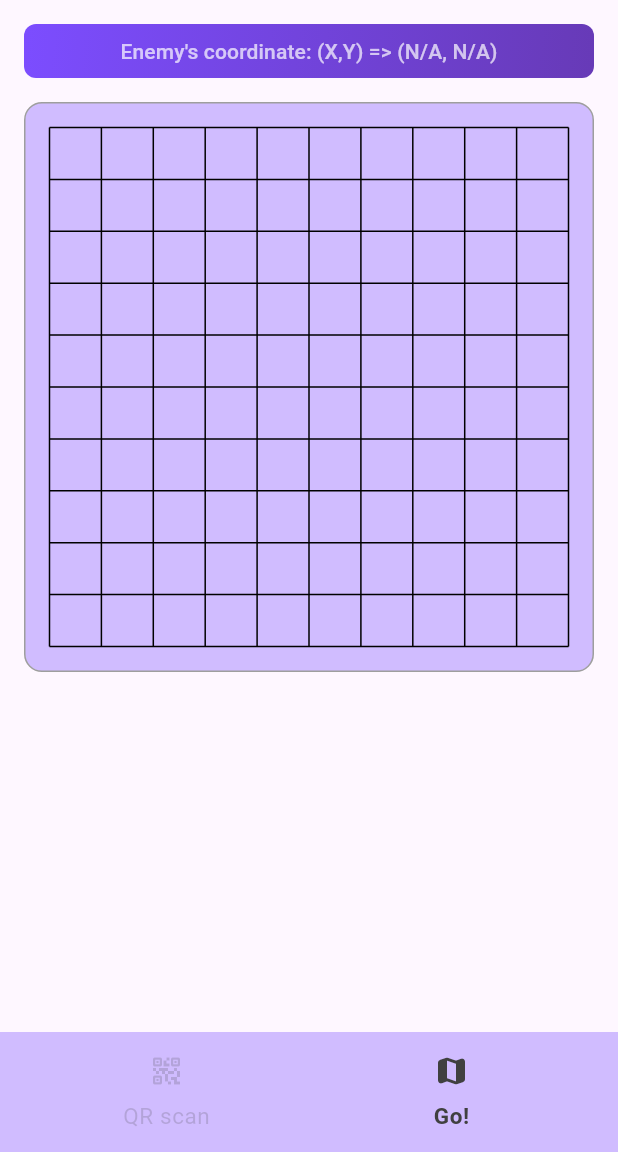
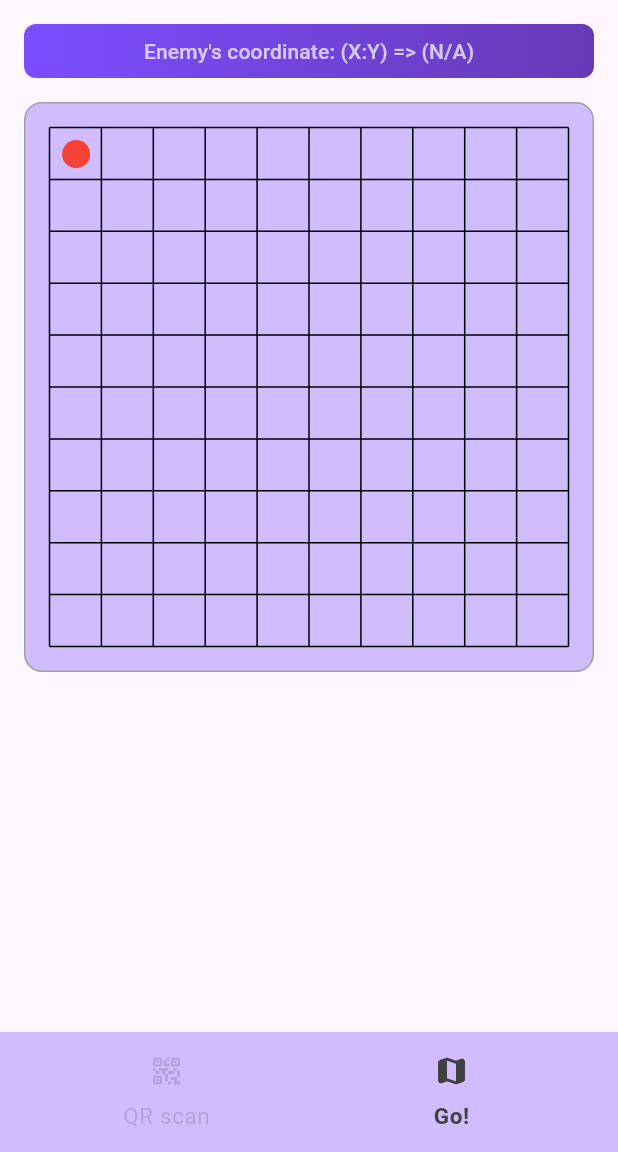
Before and after one commit to chplalex/missible, a Flutter app: the screen it shows after launch, after a tap on "Go to Secret database", after a tap on "Go!", on a phone screen of 412 x 824 dp, the part 84-1236 px from its top. Run offline on Flutter 3.47's test engine with Material 3 defaults, Android fonts, the phone set to English and light mode, and no system bars; our stand-ins replace equatable, flutter_bloc, get_it, shared_preferences; missing offline and left inert: mobile_scanner.

Commit message:
Animated moving. (Not finished yet)

```diff
--- a/lib/common/app_typedefs.dart
+++ b/lib/common/app_typedefs.dart
@@ -1,3 +1,5 @@
 typedef JsonMap = Map<String, dynamic>;
 
 typedef JsonMapString = Map<String, String>;
+
+typedef PositionedData = ({double top, double left, double bottom, double right});
--- a/lib/home_page/home_bloc.dart
+++ b/lib/home_page/home_bloc.dart
@@ -1,4 +1,5 @@
 import 'dart:async';
+import 'dart:collection';
 
 import 'package:flutter_bloc/flutter_bloc.dart';
 import 'package:missible/common/app_enums.dart';
@@ -38,10 +39,10 @@ class HomeBloc extends Bloc<HomeEvent, HomeState> {
   FutureOr<void> _onBottomItem(HomeBottomItemEvent event, Emitter<HomeState> emitter) {
     final newState = switch (event.bottomItemType) {
       BottomItemType.qrScan => HomeScanStartState(),
-      BottomItemType.goMap => HomeGoMapState(),
+      BottomItemType.goMap => HomeGoMapState.init(),
     };
     if (event.bottomItemType == BottomItemType.goMap) {
-      _appRepository.coordStreamResume();
+      // _appRepository.coordStreamResume();
     } else {
       _appRepository.coordStreamPause();
     }
@@ -74,6 +75,12 @@ class HomeBloc extends Bloc<HomeEvent, HomeState> {
   }
 
   FutureOr<void> _onMapUpdate(HomeGoMapUpdateEvent event, Emitter<HomeState> emitter) {
-    emitter(HomeGoMapState(coord: event.model));
+    final oldCoords = (state as HomeGoMapState).coords;
+    final newCoords = Queue<CoordModel>.from(oldCoords);
+    newCoords.addFirst(event.model);
+    if (newCoords.length > 2) {
+      newCoords.removeLast();
+    }
+    emitter(HomeGoMapState(coords: newCoords));
   }
 }
--- a/lib/home_page/home_page.dart
+++ b/lib/home_page/home_page.dart
@@ -1,7 +1,10 @@
+import 'dart:collection';
+
 import 'package:flutter/material.dart';
 import 'package:flutter_bloc/flutter_bloc.dart';
 import 'package:missible/common/app_constants.dart';
 import 'package:missible/common/app_extensions.dart';
+import 'package:missible/data/coord_model.dart';
 import 'package:missible/data/scan_model.dart';
 import 'package:missible/home_page/home_event.dart';
 import 'package:missible/popups/qr_scan_popup.dart';
@@ -187,16 +190,15 @@ class _HomePageState extends State<HomePage> {
       padding: const EdgeInsets.all(16.0),
       child: Column(
         children: [
-          AppSectionTitle(text: "Enemy's coordinate: (X,Y) => (${_coordText(state.coord?.x)}, ${_coordText(state.coord?.y)})"),
+          AppSectionTitle(text: "Enemy's coordinate: (X:Y) => (${_coordsText(state.coords)})"),
           const SizedBox(height: 16.0),
           Container(
             padding: const EdgeInsets.all(16.0),
             decoration: BoxDecoration(
-              borderRadius: BorderRadius.circular(12.0),
-              color: Theme.of(context).colorScheme.inversePrimary,
-              border: const Border.fromBorderSide(BorderSide(color: Colors.grey))
-            ),
-            child: MapWidget(coord: state.coord),
+                borderRadius: BorderRadius.circular(12.0),
+                color: Theme.of(context).colorScheme.inversePrimary,
+                border: const Border.fromBorderSide(BorderSide(color: Colors.grey))),
+            child: MapWidget(coords: state.coords),
           ),
         ],
       ),
@@ -265,4 +267,8 @@ class _HomePageState extends State<HomePage> {
       ),
     );
   }
+
+  String _coordsText(Queue<CoordModel> coords) {
+    return coords.isNotEmpty ? '${_coordText(coords.first.x)}:${_coordText(coords.first.y)}' : "N/A";
+  }
 }
--- a/lib/home_page/home_state.dart
+++ b/lib/home_page/home_state.dart
@@ -1,3 +1,5 @@
+import 'dart:collection';
+
 import 'package:equatable/equatable.dart';
 import 'package:missible/data/coord_model.dart';
 import 'package:missible/data/scan_model.dart';
@@ -51,10 +53,12 @@ class HomeScanSavedState extends HomeState {
 }
 
 class HomeGoMapState extends HomeState {
-  final CoordModel? coord;
+  final Queue<CoordModel> coords;
 
-  HomeGoMapState({this.coord}) : super(bottomItemType: BottomItemType.goMap);
+  HomeGoMapState({required this.coords}) : super(bottomItemType: BottomItemType.goMap);
+
+  factory HomeGoMapState.init() => HomeGoMapState(coords: Queue());
 
   @override
-  List<Object> get props => [...super.props, if (coord != null) coord!];
+  List<Object> get props => [...super.props, coords];
 }
--- a/lib/widgets/animated_circle.dart
+++ b/lib/widgets/animated_circle.dart
@@ -46,14 +46,12 @@ class _AnimatedCircleState extends State<AnimatedCircle> with SingleTickerProvid
     return AnimatedBuilder(
       animation: _animation,
       builder: (_, __) {
-        return SizedBox.square(
-          dimension: widget.diameter,
-          child: Center(
-            child: Container(
-              width: _animation.value,
-              height: _animation.value,
-              decoration: const BoxDecoration(shape: BoxShape.circle, color: Colors.red),
-            ),
+        return FittedBox(
+          fit: BoxFit.none,
+          child: Container(
+            width: _animation.value,
+            height: _animation.value,
+            decoration: const BoxDecoration(shape: BoxShape.circle, color: Colors.red),
           ),
         );
       },
--- a/lib/widgets/map_widget.dart
+++ b/lib/widgets/map_widget.dart
@@ -1,16 +1,19 @@
+import 'dart:collection';
 import 'dart:math';
 
 import 'package:flutter/material.dart';
 import 'package:missible/common/app_constants.dart';
+import 'package:missible/common/app_typedefs.dart';
 import 'package:missible/data/coord_model.dart';
 import 'package:missible/widgets/square_grid.dart';
+import 'package:missible/widgets/widget_mover.dart';
 
 import 'animated_circle.dart';
 
 class MapWidget extends StatefulWidget {
-  final CoordModel? coord;
+  final Queue<CoordModel> coords;
 
-  const MapWidget({super.key, required this.coord});
+  const MapWidget({super.key, required this.coords});
 
   @override
   State<MapWidget> createState() => _MapWidgetState();
@@ -46,22 +49,60 @@ class _MapWidgetState extends State<MapWidget> with SingleTickerProviderStateMix
         alignment: Alignment.topLeft,
         children: [
           SquareGrid(gridDimension: AppConstants.gridDimension, gridSize: _gridSize),
-          if (widget.coord != null) _circle(coord: widget.coord!),
+          _circle(),
         ],
       );
     });
   }
 
-  Widget _circle({required CoordModel coord}) {
+  Widget _circle() {
+    final positionStart = _positionedData(const CoordModel(x: 0, y: 0));
+    final positionEnd = _positionedData(const CoordModel(x: 2, y: 0));
     return Positioned.fill(
-      top: coord.y * (_strokeSize + _cellSize),
-      left: coord.x * (_strokeSize + _cellSize),
-      bottom: (AppConstants.gridDimension - coord.y - 1) * (_strokeSize + _cellSize),
-      right: (AppConstants.gridDimension - coord.x - 1) * (_strokeSize + _cellSize),
+      top: positionStart.top,
+      left: positionStart.left,
+      bottom: positionStart.bottom,
+      right: positionStart.right,
       child: Padding(
         padding: EdgeInsets.all(_cellSize * 0.2),
         child: AnimatedCircle(diameter: _cellSize),
       ),
     );
+    return WidgetMover(
+      startPosition: positionStart,
+      endPosition: positionEnd,
+      child: AnimatedCircle(diameter: _cellSize),
+    );
+    switch (widget.coords.length) {
+      case 0:
+        return const SizedBox.shrink();
+      case 1:
+        final position = _positionedData(widget.coords.first);
+        return Positioned.fill(
+          top: position.top,
+          left: position.left,
+          bottom: position.bottom,
+          right: position.right,
+          child: Padding(
+            padding: EdgeInsets.all(_cellSize * 0.2),
+            child: AnimatedCircle(diameter: _cellSize),
+          ),
+        );
+      default:
+        final positionStart = _positionedData(widget.coords.first);
+        final positionEnd = _positionedData(widget.coords.last);
+        return WidgetMover(
+            startPosition: positionStart,
+            endPosition: positionEnd,
+            child: AnimatedCircle(diameter: _cellSize),
+        );
+    }
   }
+
+  PositionedData _positionedData(CoordModel coord) => (
+        top: coord.y * (_strokeSize + _cellSize),
+        left: coord.x * (_strokeSize + _cellSize),
+        bottom: (AppConstants.gridDimension - coord.y - 1) * (_strokeSize + _cellSize),
+        right: (AppConstants.gridDimension - coord.x - 1) * (_strokeSize + _cellSize),
+      );
 }
```
Also changed, not shown: lib/widgets/widget_mover.dart (added, +58 -0 lines).
